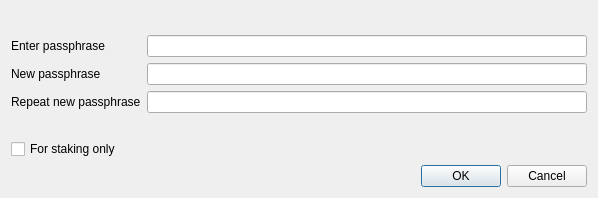
Old version of the form src/qt/forms/askpassphrasedialog.ui in the repository stubma/xbcwalletsource.
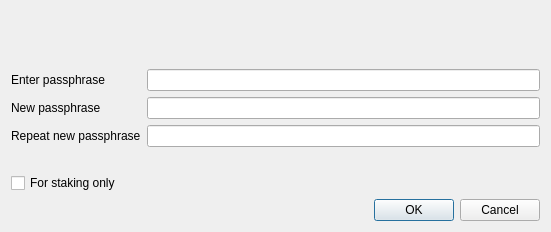
New version of the form. Icons and pictures are not drawn.

Commit message: GUI and style updates, new logos - version up

Diff of the .ui file:
```diff
--- a/src/qt/forms/askpassphrasedialog.ui
+++ b/src/qt/forms/askpassphrasedialog.ui
@@ -6,8 +6,8 @@
    <rect>
     <x>0</x>
     <y>0</y>
-    <width>598</width>
-    <height>198</height>
+    <width>551</width>
+    <height>232</height>
    </rect>
   </property>
   <property name="sizePolicy">
@@ -25,6 +25,267 @@
   <property name="windowTitle">
    <string>Passphrase Dialog</string>
   </property>
+  <property name="styleSheet">
+   <string notr="true">QDialog {
+        color: white;
+        background-color: #343434;
+        border: none;
+}
+
+QMainWindow {
+        color: white;
+        background-color: #343434;
+        border: none;
+}
+
+QMenu {
+        background-color: #343434;
+        color: white;
+}
+
+QMenu::item:selected {
+        background-color: #e86941;
+        color: white;
+}
+
+QMenu::item:hover {
+        background-color: #33ffff;
+        color: white;
+}
+
+QProgressBar {
+        background-color: #343434;
+        border-radius: 6px;
+        text-align: center;
+        color: white;
+}
+
+QProgressBar::chunk {
+        background: QLinearGradient(x1: 0, y1: 0, x2: 1, y2: 0, stop: 0 #000000, stop: 1 #e86941);
+        border-radius: 6px; margin: 0px;
+}
+
+QScrollArea {
+        border-radius: 6px;
+        border-width: 0;
+        border-style: none;
+        padding: 8px;
+        background-color: #000000;
+        color: white;
+}
+
+QFormLayout {
+        border-radius: 6px;
+        border-width: 0;
+        border-style: none;
+        padding: 8px;
+        background-color: #000000;
+        color: white;
+}
+
+QCheckBox {
+        border-radius: 4px;
+        border-width: 0;
+        border-style: none;
+        padding: 8px;
+        background-color: #000000;
+        color: white;
+}
+
+QVBoxLayout {
+        border-radius: 6px;
+        border-width: 0;
+        border-style: none;
+        padding: 8px;
+        background-color: #000000;
+        color: white;
+}
+
+QFrame#central {
+        background-color: #343434;
+        border: none
+}
+
+QFrame#SendCoinsEntry {
+        background-color: #343434;
+        border: none;
+        min-width: 10em;
+        padding: 6px;
+}
+
+QFrame#frame, QFrame#frame_2, QFrame#frame_3 {
+        background-color: #000000;
+        border-style: plain;
+        border-width: 20px;
+        border-radius: 15px;
+        border-color: #000000;
+        min-width: 10em;
+        padding: 6px;
+}
+
+QLabel {
+        background-color: transparent;
+        color: white;
+        font-weight: normal
+}
+
+QLabel[openExternalLinks=true], QHeaderView {
+        color: #aaaaaa
+}
+
+QLabel[openExternalLinks=false] {
+        color: white;
+        font-weight: normal
+}
+
+QPushButton, QToolButton {
+        border: 2px solid #000000;
+        border-radius: 3px;
+        background-color: #000000;
+        color: white;
+        padding: 6px;
+        margin: 6px;
+}
+
+QPushButton:checked, QToolButton:checked {
+        color: #e86941;
+}
+
+QPushButton:pressed, QToolButton:pressed {
+        border-color: #e86941;
+        color: #e86941;
+}
+
+QPushButton:disabled, QToolButton:disabled {
+        color: #444;
+        background-color: #222222;
+}
+
+scrollAreaWidgetContents QToolButton {
+        border-radius: 8px;
+        border-width: 0px;
+}
+
+scrollAreaWidgetContents {
+        background: #222222
+}
+
+scrollAreaWidgetContents &gt; QFrame {
+        background-color: #222222;
+        border-width: 0px;
+        border-style: none;
+}
+
+QToolBar {
+        background: #343434;
+        border: 0px solid black;
+        padding: 3px;
+}
+
+QToolBar::handle {
+        image: url(handle.png);
+}
+
+QMenuBar {
+        background: #343434;
+}
+
+QMenuBar::item {
+        background: #343434;
+        color: white;
+}
+
+QStatusBar {
+        background: #343434;
+}
+
+QLineEdit {
+        border-radius: 6px;
+        border-width: 1px;
+        border-color: #222222;
+        padding: 8px;
+        background-color: #000000;
+        color: white;
+}
+
+QLineEdit:disabled {
+        border-radius: 6px;
+        border-width: 1px;
+        border-color: #222222;
+        padding: 8px;
+        background-color: #262626;
+        color: white;
+}
+
+QComboBox {
+        border-radius: 8px;
+        border-width: 0;
+        border-style: none;
+        padding: 4px;
+        background-color: #000000;
+        color: white;
+}
+
+payAmount {
+        border-radius: 8px;
+        border-width: 0;
+        border-style: none;
+        padding: 4px;
+        background-color: #000000;
+        color: white;
+}
+
+QComboBox::drop-down {
+        border-width: 0;
+        border-style: none;
+        background-color: #000000;
+        color: white;
+}
+
+QTableView {
+        background: #000000;
+        color: white;
+        border-style: none;
+        selection-background-color: #aaaaaa;
+        alternate-background-color: #222222;
+        selection-color: #000000;
+        border: 0px solid black;
+}
+
+QHeaderView {
+        color: #aaaaaa;
+        background-color: #000000;
+        background-image: none;
+}
+
+QHeaderView::section {
+        color: #aaaaaa;
+        background-color: #222222;
+}
+
+QHeaderView::section:checked {
+        background-color: #000000;
+}
+
+QTabWidget {
+        background: #343434;
+}
+
+QTabWidget::pane {
+        border-top: 1px solid #000000;
+        border: 2px solid #000000;
+        border-bottom-left-radius: 8px;
+        border-bottom-right-radius: 8px;
+        border-top-right-radius: 8px;
+        background: #343434;
+}
+
+QTabWidget::tab-bar {
+        left: 5px;
+}
+
+</string>
+  </property>
   <layout class="QVBoxLayout" name="verticalLayout">
    <item>
     <widget class="QLabel" name="warningLabel">
@@ -87,8 +348,8 @@
       <widget class="QLabel" name="capsLabel">
        <property name="font">
         <font>
-         <weight>75</weight>
-         <bold>true</bold>
+         <weight>50</weight>
+         <bold>false</bold>
         </font>
        </property>
        <property name="text">
```
Left out of the diff: 6 changed lines with no effect on the pictures. The commit also changes 61 other files.
